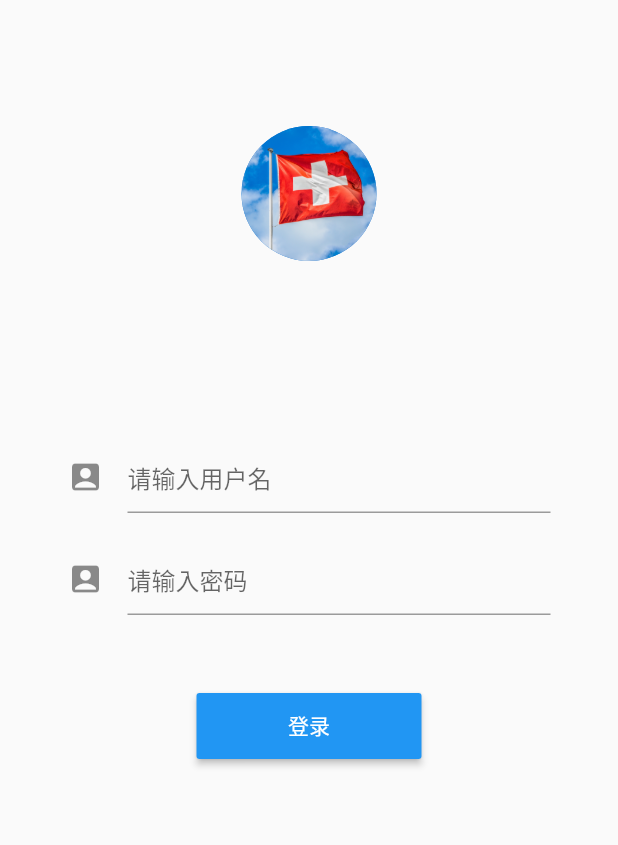
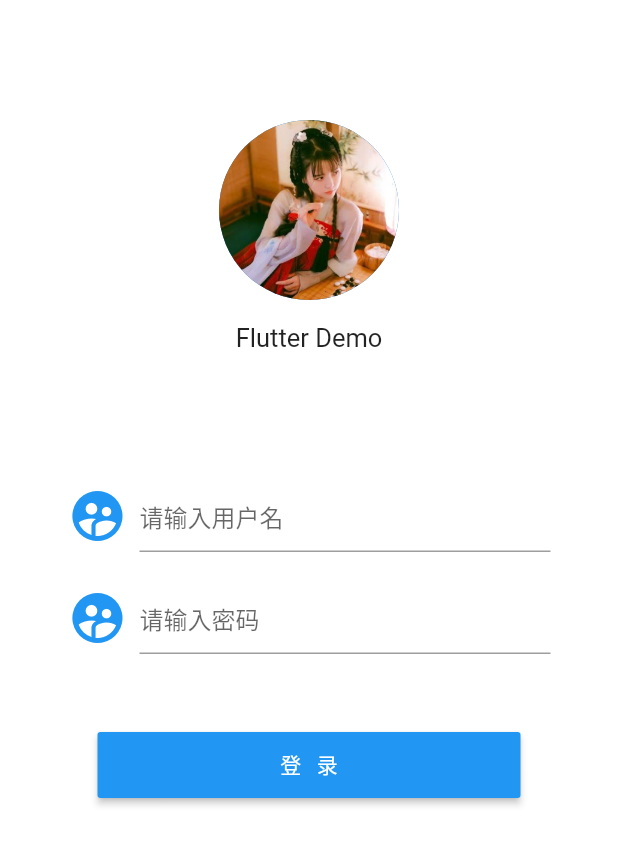
Before and after one commit to LeeJoey77/flutter_demo, a Flutter app: the screen it shows after launch, on a phone screen of 412 x 824 dp. Shown: the top 845 px of the screen. Run offline on Flutter 3.47's test engine with Material 2 defaults, Android fonts, the phone set to English and light mode, and no system bars; our stand-ins replace dio, flutter_swiper; missing offline and left inert: barcode_scan, flutter_amap.

Commit message:
登录界面优化

```diff
--- a/flutter_demo/lib/page/logIn.dart
+++ b/flutter_demo/lib/page/logIn.dart
@@ -6,86 +6,122 @@ import 'package:flutter_demo/network/HttpUtil.dart';
 import 'package:flutter_demo/network/url.dart';
 
 class LogInPage extends StatefulWidget {
-  LogInPage({Key key}) : super(key: key);
+
+  LogInPage({ Key key }) : super(key: key);
   @override
   _LogInPageState createState() => _LogInPageState();
 }
 
 class _LogInPageState extends State<LogInPage> {
+
+  final leftPad = 25.0;
+  final rightPad = 25.0;
+  final avatar_width = 120.0;
+  //用做存储的属性, 不能放在 build 方法里
+  var _userName = '';
+  var _passWord = '';
+  final TextEditingController _userController = TextEditingController();
+  final TextEditingController _pwController = TextEditingController();
+  // final FocusNode userFocusNode = FocusNode();
+  // final FocusNode pwFocusNode = FocusNode();
+
   @override
   Widget build(BuildContext context) {
-    // return _listViewLayout(context);
-    return _pageLayout(context);
-  }
-}
+    final kScreenWidth = MediaQuery.of(context).size.width;
 
-Widget _pageLayout(BuildContext context) {
-  var _userName = '';
-  var _passWord = '';
-  final kScreenWidth = MediaQuery.of(context).size.width;
-  final leftPad = 25.0;
-  final rightPad = 25.0;
 
     final logo = CircleAvatar(
-    radius: 45.0,
+      radius: avatar_width / 2,
       child: ClipOval(
         child: Image.asset(
-      'resource/Swiss-flag.jpg',
-      fit: BoxFit.cover,
-      width: 90,
-      height: 90,
-    )),
+          'resource/music1.jpeg',
+          width: avatar_width,
+          height: avatar_width,
+        ),
+      ),
     );
+
+    final appName = Text(
+      'Flutter Demo',
+      style: TextStyle(fontSize: 17),
+      textAlign: TextAlign.center,
+    );
+
     final inputField = Padding(
       padding: EdgeInsets.only(left: 20, right: 20),
       child: Column(
-        mainAxisAlignment: MainAxisAlignment.center,
+          mainAxisAlignment: MainAxisAlignment.start,
           crossAxisAlignment: CrossAxisAlignment.center,
           children: <Widget>[
-          FDInputWidget(hintText: '请输入用户名', onChanged: (value){
+            FDInputWidget(
+              controller: _userController,
+              hintText: '请输入用户名',
+              onChanged: (value) {
                 _userName = value;
-          },),
-          Padding(padding: EdgeInsets.all(10.0),),
-          FDInputWidget(hintText: '请输入密码', onChanged: (value){
+              },
+            ),
+            Padding(
+              padding: EdgeInsets.all(10.0),
+            ),
+            FDInputWidget(
+              controller: _pwController,
+              hintText: '请输入密码',
+              onChanged: (value) {
                 _passWord = value;
-          },),
-        ]
+              },
             ),
+          ]),
     );
-  final loginBt = MaterialButton(
-    child: Text('登录'),
+
+    final loginBt = Padding(
+      padding: EdgeInsets.only(left: 40, right: 40),
+      child: MaterialButton(
+        child: Text('登   录'),
         color: Colors.blue,
         disabledColor: Colors.grey,
         textColor: Colors.white,
-    minWidth: 150,
+        minWidth: 240,
         height: 44,
         onPressed: () {
-      // if (_userName == '') {
-      //   CommonUtil.showAlertDialog(context, title: '用户名不能为空');
-      // } else if (_passWord == '') {
-      //   CommonUtil.showAlertDialog(context, title: '密码不能为空');
-      // } else {
+          if (_userName == '') {
+            CommonUtil.showAlertDialog(context, title: '用户名不能为空');
+          } else if (_pwController.text.length == 0) {
+            CommonUtil.showAlertDialog(context, title: '密码不能为空');
+          } else {
             //  HttpManager.dataRequest(Address.getLogOutUrl(), 'GET', null);
             Navigator.of(context)
                 .push(MaterialPageRoute(builder: (BuildContext context) {
               return HomePage();
             }));
-      // }
+          }
         },
-  );
-  return Padding(
-    padding: EdgeInsets.only(left: leftPad, right: rightPad, top: 84, bottom: 10),
-    child: Column(
-      mainAxisAlignment: MainAxisAlignment.start,
-      crossAxisAlignment: CrossAxisAlignment.center,
-      mainAxisSize: MainAxisSize.max,
-      children: <Widget>[
-        logo,
-        SizedBox(height: 120,),
-        inputField,
-        SizedBox(height: 50,),
-        loginBt,
-      ],
       ),
     );
+
+    return Container(
+        color: Colors.white,
+        padding:
+            EdgeInsets.only(left: leftPad, right: rightPad, top: 0, bottom: 10),
+        child: ListView(
+          children: <Widget>[
+            SizedBox(
+              height: 80,
+            ),
+            logo,
+            SizedBox(
+              height: 15,
+            ),
+            appName,
+            SizedBox(
+              height: 85,
+            ),
+            inputField,
+            SizedBox(
+              height: 50,
+            ),
+            loginBt
+          ],
+        )
+      );
     }
+}
--- a/flutter_demo/lib/widget/FDInputWidget.dart
+++ b/flutter_demo/lib/widget/FDInputWidget.dart
@@ -1,23 +1,89 @@
 import 'package:flutter/material.dart';
 
 class FDInputWidget extends StatefulWidget {
+
+  // Widget 中定义的变量是构造函数需要的属性
   final String hintText;
   final ValueChanged<String> onChanged;
-  FDInputWidget({Key key, this.hintText, this.onChanged}): super(key: key);
+  final TextEditingController controller;
+
+
+  FDInputWidget({
+    Key key,
+    this.hintText,
+    this.onChanged,
+    this.controller,
+    })
+    : super(key: key);
 
   @override
   _FDInputWidgetState createState() => _FDInputWidgetState();
 }
 
 class _FDInputWidgetState extends State<FDInputWidget> {
+
+    //State 中定义的变量是 setState 时要改变的值
+    final FocusNode _focusNode = FocusNode();
+    var _hasDeleteBt = false;//是否创建清除按钮
+
+    @override
+    void initState(){
+        super.initState();
+        _focusNode.addListener(_focusNodeListener);  // 初始化一个listener
+    }
+
+    @override
+    void dispose(){
+        _focusNode.removeListener(_focusNodeListener);  // 页面消失时必须取消这个listener！！
+        super.dispose();
+    }
+
+    //textfield 是否失去键盘焦点
+    Future<Null> _focusNodeListener() async {  // 用async的方式实现这个listener
+        if (_focusNode.hasFocus){
+          setState(() {
+            _hasDeleteBt = true;
+          });
+        } else {
+          setState(() {
+            _hasDeleteBt = false;
+          });
+        }
+    }
+
+
   @override
   Widget build(BuildContext context) {
-    return TextField(
-      onChanged: widget.onChanged,
-      decoration: InputDecoration(
-        hintText: widget.hintText,
-        icon: Icon(Icons.account_box),
-      ),
+    return Row(
+      children: <Widget>[
+        Icon(
+          Icons.supervised_user_circle,
+          size: 40,
+          color: Colors.blue,
+        ),
+        SizedBox(width: 8),
+        Expanded(
+          child: TextField(
+            controller: widget.controller,
+            onChanged: widget.onChanged,
+            focusNode: _focusNode,
+            autofocus: false,
+            decoration: InputDecoration(
+              hintText: widget.hintText,
+              suffixIcon: _hasDeleteBt ? IconButton(
+                icon: Image.asset(
+                  'resource/clear.png',
+                  width: 23,
+                  height: 23,
+                ),
+                onPressed: () {
+                  widget.controller.clear();
+                },
+              ) : Text('')
+            ),
+          )
+        ),
+      ],
     );
   }
 }
--- a/flutter_demo/pubspec.yaml
+++ b/flutter_demo/pubspec.yaml
@@ -44,7 +44,6 @@ flutter:
 
   # To add assets to your application, add an assets section, like this:
   assets:
-   - resource/Swiss-flag.jpg
    - resource/1.jpg
    - resource/2.jpg
    - resource/3.jpg
@@ -58,6 +57,7 @@ flutter:
    - resource/music2.jpeg
    - resource/music3.jpeg
    - resource/music4.jpeg
+   - resource/clear.png
 
   # An image asset can refer to one or more resolution-specific "variants", see
   # https://flutter.io/assets-and-images/#resolution-aware.
```
Also changed, not shown: flutter_demo/resource/Swiss-flag.jpg (deleted), flutter_demo/resource/clear.png (added). Lines whose indentation alone changed are shown as unchanged.
